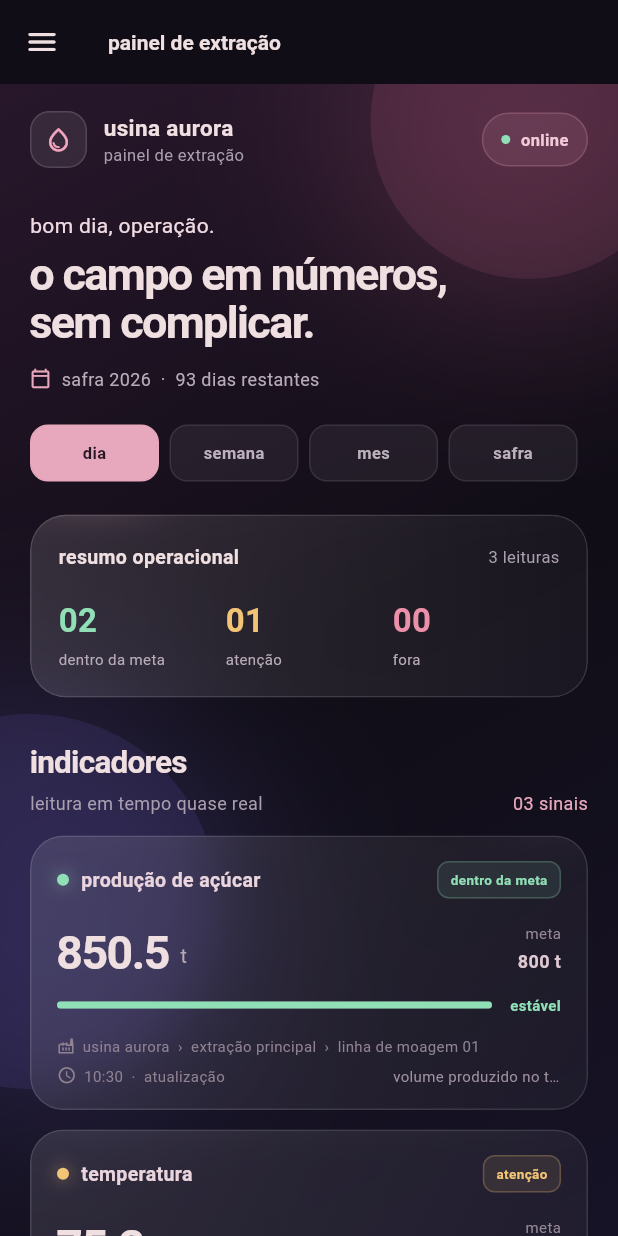
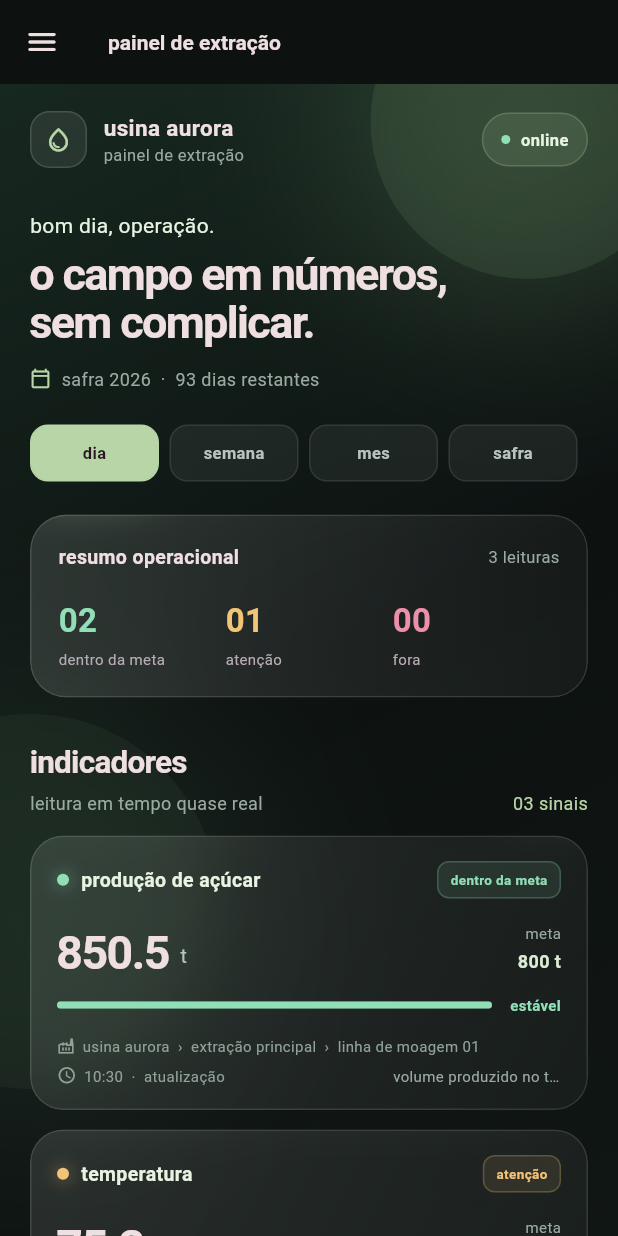
Before and after one commit to Paola5858/flutter, a Flutter app: the screen it shows after launch, on a phone screen of 412 x 824 dp. Run offline on Flutter 3.47's test engine with Material 3 defaults, Android fonts, the phone set to English and light mode, and no system bars; our stand-ins replace dio, equatable, flutter_bloc, flutter_secure_storage, freezed_annotation, get_it and 4 more; missing offline and left inert: workmanager; accounts and stored records are empty; Roboto replaces fonts that are missing (Arial).

Commit message:
feat(ui): implementar navegação de cadastros e ajustar paleta de cores
Adiciona a funcionalidade de navegação para a tela de cadastros a partir do menu principal do dashboard e realiza uma refatoração visual na paleta de cores para tons mais verdes e naturais, substituindo os tons de rosa/ameixa.

- Implementa `CadastroScreen` e o mapeamento de configurações em `cadastros.dart`
- Adiciona navegação via `Navigator.push` no `DashboardScreen`
- Atualiza o esquema de cores do tema e gradientes de fundo para tons de verde/grafite
- Ajusta cores de textos e ícones nos widgets de indicadores para melhor contraste com a nova paleta
- Remove o arquivo de notas de implementação desatualizado

```diff
--- /dev/null
+++ b/teste-mobile/usina_app/lib/cadastros.dart
@@ -0,0 +1,104 @@
+import 'package:flutter/material.dart';
+
+enum TipoCampo { texto, numero, seleciona }
+
+class CadastroCampo {
+  final String rotulo;
+  final TipoCampo tipo;
+  final List<String> opcoes;
+  final String dica;
+
+  const CadastroCampo(
+    this.rotulo,
+    this.tipo, {
+    this.opcoes = const [],
+    this.dica = '',
+  });
+}
+
+class CadastroConfig {
+  final String titulo;
+  final IconData icone;
+  final String subtitulo;
+  final List<CadastroCampo> campos;
+
+  const CadastroConfig({
+    required this.titulo,
+    required this.icone,
+    required this.subtitulo,
+    required this.campos,
+  });
+}
+
+const String usinaDemo = 'usina aurora';
+
+const Map<String, CadastroConfig> cadastros = {
+  'unidade': CadastroConfig(
+    titulo: 'unidade',
+    icone: Icons.account_tree_outlined,
+    subtitulo: 'cadastre uma unidade de processamento da usina.',
+    campos: [
+      CadastroCampo('nome', TipoCampo.texto, dica: 'ex.: extração principal'),
+      CadastroCampo('usina', TipoCampo.seleciona, opcoes: [usinaDemo]),
+    ],
+  ),
+  'setor': CadastroConfig(
+    titulo: 'setor',
+    icone: Icons.view_quilt_outlined,
+    subtitulo: 'organize a operação em setores de trabalho.',
+    campos: [
+      CadastroCampo('nome', TipoCampo.texto, dica: 'ex.: moagem'),
+      CadastroCampo('unidade', TipoCampo.seleciona, opcoes: [usinaDemo]),
+    ],
+  ),
+  'equipamento': CadastroConfig(
+    titulo: 'equipamento',
+    icone: Icons.precision_manufacturing_outlined,
+    subtitulo: 'registre um equipamento monitorado.',
+    campos: [
+      CadastroCampo('nome', TipoCampo.texto, dica: 'ex.: linha de moagem 01'),
+      CadastroCampo('unidade', TipoCampo.seleciona, opcoes: [usinaDemo]),
+    ],
+  ),
+  'indicador': CadastroConfig(
+    titulo: 'indicador',
+    icone: Icons.insights_rounded,
+    subtitulo: 'defina um indicador de desempenho.',
+    campos: [
+      CadastroCampo('nome', TipoCampo.texto, dica: 'ex.: produção de açúcar'),
+      CadastroCampo('descrição', TipoCampo.texto, dica: 'breve descrição do que mede'),
+      CadastroCampo('tipo de informação', TipoCampo.seleciona, opcoes: ['produção de açúcar', 'temperatura', 'umidade']),
+      CadastroCampo('meta (valor)', TipoCampo.numero),
+      CadastroCampo('comparação ideal', TipoCampo.seleciona, opcoes: ['maior é melhor', 'menor é melhor', 'faixa ideal']),
+    ],
+  ),
+  'funcionário': CadastroConfig(
+    titulo: 'funcionário',
+    icone: Icons.badge_outlined,
+    subtitulo: 'cadastre um membro da equipe.',
+    campos: [
+      CadastroCampo('nome', TipoCampo.texto, dica: 'ex.: maria silva'),
+      CadastroCampo('cargo', TipoCampo.texto, dica: 'ex.: operadora de moagem'),
+      CadastroCampo('unidade', TipoCampo.seleciona, opcoes: [usinaDemo]),
+    ],
+  ),
+  'tipo de medição': CadastroConfig(
+    titulo: 'tipo de medição',
+    icone: Icons.tune_rounded,
+    subtitulo: 'crie um tipo de medição e sua unidade.',
+    campos: [
+      CadastroCampo('nome', TipoCampo.texto, dica: 'ex.: umidade'),
+      CadastroCampo('símbolo da unidade', TipoCampo.texto, dica: 'ex.: %'),
+    ],
+  ),
+  'parâmetro': CadastroConfig(
+    titulo: 'parâmetro',
+    icone: Icons.settings_suggest_outlined,
+    subtitulo: 'configure um parâmetro de referência.',
+    campos: [
+      CadastroCampo('nome', TipoCampo.texto, dica: 'ex.: pressão ideal'),
+      CadastroCampo('valor de referência', TipoCampo.numero),
+      CadastroCampo('unidade', TipoCampo.seleciona, opcoes: ['t', '°c', '%']),
+    ],
+  ),
+};
--- a/teste-mobile/usina_app/lib/main.dart
+++ b/teste-mobile/usina_app/lib/main.dart
@@ -47,7 +47,7 @@ class UsinaApp extends StatelessWidget {
       title: 'usina aurora',
       theme: ThemeData(
         brightness: Brightness.dark,
-        scaffoldBackgroundColor: const Color(0xff100d16),
+        scaffoldBackgroundColor: const Color(0xff0d1211),
         colorScheme: ColorScheme.fromSeed(seedColor: rosa, brightness: Brightness.dark),
         fontFamily: 'Arial',
         useMaterial3: true,
--- a/teste-mobile/usina_app/lib/screens/dashboard_screen.dart
+++ b/teste-mobile/usina_app/lib/screens/dashboard_screen.dart
@@ -1,6 +1,8 @@
 import 'dart:ui';
 import 'package:flutter/material.dart';
+import '../cadastros.dart';
 import '../models/domain.dart';
+import '../screens/cadastro_screen.dart';
 import '../widgets/indicador_card.dart';
 
 class DashboardScreen extends StatefulWidget {
@@ -42,19 +44,14 @@ class _DashboardScreenState extends State<DashboardScreen> {
         backgroundColor: const Color(0xff111a17),
         child: _MenuPrincipal(
           itemSelecionado: itemSelecionado,
-          onItemSelected: (item) {
+        onItemSelected: (item) {
+          Navigator.of(context).pop();
+          final config = cadastros[item];
+          if (config != null) {
             setState(() => itemSelecionado = item);
-            Navigator.of(context).pop();
-            if (item != 'início') {
-              ScaffoldMessenger.of(context).showSnackBar(
-                SnackBar(
-                  content: Text('$item selecionado. em breve essa tela ganha vida.'),
-                  behavior: SnackBarBehavior.floating,
-                  backgroundColor: const Color(0xff203d32),
-                ),
-              );
-            }
-          },
+            Navigator.of(context).push(MaterialPageRoute(builder: (_) => CadastroScreen(config: config)));
+          }
+        },
         ),
       ),
       body: Stack(
@@ -82,9 +79,9 @@ class _DashboardScreenState extends State<DashboardScreen> {
                           const Column(crossAxisAlignment: CrossAxisAlignment.start, children: [
                             Text('indicadores', style: TextStyle(fontSize: 21, fontWeight: FontWeight.w600, letterSpacing: -.5)),
                             SizedBox(height: 4),
-                            Text('leitura em tempo quase real', style: TextStyle(color: Color(0xffa99eae), fontSize: 12)),
+                            Text('leitura em tempo quase real', style: TextStyle(color: Color(0xff9aa9a1), fontSize: 12)),
                           ]),
-                          Text('${medicoes.length.toString().padLeft(2, '0')} sinais', style: const TextStyle(color: Color(0xffe7a7bc), fontSize: 12)),
+                          Text('${medicoes.length.toString().padLeft(2, '0')} sinais', style: const TextStyle(color: Color(0xffb8d5a8), fontSize: 12)),
                         ],
                       ),
                       const SizedBox(height: 13),
@@ -292,11 +289,11 @@ class _AmbientBackground extends StatelessWidget {
   @override
   Widget build(BuildContext context) => Container(
         decoration: const BoxDecoration(
-          gradient: LinearGradient(begin: Alignment.topLeft, end: Alignment.bottomRight, colors: [Color(0xff28172b), Color(0xff100d16), Color(0xff171327)]),
+          gradient: LinearGradient(begin: Alignment.topLeft, end: Alignment.bottomRight, colors: [Color(0xff172820), Color(0xff0d1211), Color(0xff101614)]),
         ),
         child: Stack(children: [
-          Positioned(top: -80, right: -45, child: _Glow(size: 210, color: Color(0xffe36f9a))),
-          Positioned(top: 420, left: -105, child: _Glow(size: 250, color: Color(0xff7c6de5))),
+          Positioned(top: -80, right: -45, child: _Glow(size: 210, color: Color(0xff8bb77f))),
+          Positioned(top: 420, left: -105, child: _Glow(size: 250, color: Color(0xff456b4f))),
         ]),
       );
 }
@@ -314,11 +311,11 @@ class _TopBar extends StatelessWidget {
   const _TopBar({required this.safra});
   @override
   Widget build(BuildContext context) => Row(children: [
-        Container(width: 38, height: 38, decoration: BoxDecoration(color: Colors.white.withValues(alpha: .08), borderRadius: BorderRadius.circular(13), border: Border.all(color: Colors.white.withValues(alpha: .14))), child: const Icon(Icons.water_drop_outlined, size: 19, color: Color(0xfff2a5bd))),
+        Container(width: 38, height: 38, decoration: BoxDecoration(color: Colors.white.withValues(alpha: .08), borderRadius: BorderRadius.circular(13), border: Border.all(color: Colors.white.withValues(alpha: .14))), child: const Icon(Icons.water_drop_outlined, size: 19, color: Color(0xffb8d5a8))),
         const SizedBox(width: 11),
-        const Column(crossAxisAlignment: CrossAxisAlignment.start, children: [Text('usina aurora', style: TextStyle(fontSize: 15, fontWeight: FontWeight.w600)), Text('painel de extração', style: TextStyle(color: Color(0xffa99eae), fontSize: 11))]),
+        const Column(crossAxisAlignment: CrossAxisAlignment.start, children: [Text('usina aurora', style: TextStyle(fontSize: 15, fontWeight: FontWeight.w600)), Text('painel de extração', style: TextStyle(color: Color(0xff9aa9a1), fontSize: 11))]),
         const Spacer(),
-        Container(padding: const EdgeInsets.symmetric(horizontal: 12, vertical: 9), decoration: BoxDecoration(color: const Color(0xffe5a2bb).withValues(alpha: .12), borderRadius: BorderRadius.circular(20), border: Border.all(color: const Color(0xffe5a2bb).withValues(alpha: .22))), child: Row(children: [Container(width: 6, height: 6, decoration: const BoxDecoration(shape: BoxShape.circle, color: Color(0xff91dfb7))), const SizedBox(width: 7), Text('online', style: TextStyle(color: const Color(0xfff1c9d7), fontSize: 11, fontWeight: FontWeight.w600))])),
+        Container(padding: const EdgeInsets.symmetric(horizontal: 12, vertical: 9), decoration: BoxDecoration(color: const Color(0xffb8d5a8).withValues(alpha: .12), borderRadius: BorderRadius.circular(20), border: Border.all(color: const Color(0xffb8d5a8).withValues(alpha: .22))), child: Row(children: [Container(width: 6, height: 6, decoration: const BoxDecoration(shape: BoxShape.circle, color: Color(0xff91dfb7))), const SizedBox(width: 7), Text('online', style: TextStyle(color: const Color(0xffe8f3e2), fontSize: 11, fontWeight: FontWeight.w600))])),
       ]);
 }
 
@@ -327,11 +324,11 @@ class _Intro extends StatelessWidget {
   const _Intro({required this.safra});
   @override
   Widget build(BuildContext context) => Column(crossAxisAlignment: CrossAxisAlignment.start, children: [
-        const Text('bom dia, operação.', style: TextStyle(color: Color(0xfff0dbe3), fontSize: 14)),
+        const Text('bom dia, operação.', style: TextStyle(color: Color(0xffe8f3e2), fontSize: 14)),
         const SizedBox(height: 7),
         const Text('o campo em números,\nsem complicar.', style: TextStyle(fontSize: 30, height: 1.07, fontWeight: FontWeight.w600, letterSpacing: -1.1)),
         const SizedBox(height: 13),
-        Row(children: [const Icon(Icons.calendar_today_outlined, size: 14, color: Color(0xffe7a7bc)), const SizedBox(width: 7), Text('${safra.nomeSafra}  ·  ${safra.diasRestantes()} dias restantes', style: const TextStyle(color: Color(0xffb9acb8), fontSize: 12))]),
+        Row(children: [const Icon(Icons.calendar_today_outlined, size: 14, color: Color(0xffb8d5a8)), const SizedBox(width: 7), Text('${safra.nomeSafra}  ·  ${safra.diasRestantes()} dias restantes', style: const TextStyle(color: Color(0xff9aa9a1), fontSize: 12))]),
       ]);
 }
 
@@ -340,7 +337,7 @@ class _PeriodFilter extends StatelessWidget {
   final ValueChanged<TipoPeriodo> onChanged;
   const _PeriodFilter({required this.value, required this.onChanged});
   @override
-  Widget build(BuildContext context) => Row(children: TipoPeriodo.values.map((item) => Expanded(child: Padding(padding: const EdgeInsets.only(right: 7), child: GestureDetector(onTap: () => onChanged(item), child: AnimatedContainer(duration: const Duration(milliseconds: 200), padding: const EdgeInsets.symmetric(vertical: 10), decoration: BoxDecoration(color: value == item ? const Color(0xffe7a7bc) : Colors.white.withValues(alpha: .06), borderRadius: BorderRadius.circular(12), border: Border.all(color: value == item ? const Color(0xffe7a7bc) : Colors.white.withValues(alpha: .09))), child: Center(child: Text(item.name, style: TextStyle(fontSize: 11, fontWeight: FontWeight.w600, color: value == item ? const Color(0xff261722) : const Color(0xffbdb0bd))))))))).toList());
+  Widget build(BuildContext context) => Row(children: TipoPeriodo.values.map((item) => Expanded(child: Padding(padding: const EdgeInsets.only(right: 7), child: GestureDetector(onTap: () => onChanged(item), child: AnimatedContainer(duration: const Duration(milliseconds: 200), padding: const EdgeInsets.symmetric(vertical: 10), decoration: BoxDecoration(color: value == item ? const Color(0xffb8d5a8) : Colors.white.withValues(alpha: .06), borderRadius: BorderRadius.circular(12), border: Border.all(color: value == item ? const Color(0xffb8d5a8) : Colors.white.withValues(alpha: .09))), child: Center(child: Text(item.name, style: TextStyle(fontSize: 11, fontWeight: FontWeight.w600, color: value == item ? const Color(0xff261722) : const Color(0xffb7c3bd))))))))).toList());
 }
 
 class _SummaryCard extends StatelessWidget {
@@ -348,7 +345,7 @@ class _SummaryCard extends StatelessWidget {
   final int total;
   const _SummaryCard({required this.resumo, required this.total});
   @override
-  Widget build(BuildContext context) => ClipRRect(borderRadius: BorderRadius.circular(24), child: BackdropFilter(filter: ImageFilter.blur(sigmaX: 18, sigmaY: 18), child: Container(padding: const EdgeInsets.all(18), decoration: BoxDecoration(gradient: LinearGradient(colors: [Colors.white.withValues(alpha: .12), Colors.white.withValues(alpha: .035)]), borderRadius: BorderRadius.circular(24), border: Border.all(color: Colors.white.withValues(alpha: .13))), child: Column(crossAxisAlignment: CrossAxisAlignment.start, children: [Row(children: [const Text('resumo operacional', style: TextStyle(fontSize: 13, fontWeight: FontWeight.w600)), const Spacer(), Text('$total leituras', style: const TextStyle(color: Color(0xffa99eae), fontSize: 11))]), const SizedBox(height: 17), Row(children: [_StatusPill(label: 'dentro da meta', value: resumo[StatusIndicador.dentroMeta] ?? 0, color: const Color(0xff91dfb7)), _StatusPill(label: 'atenção', value: resumo[StatusIndicador.atencao] ?? 0, color: const Color(0xfff2c476)), _StatusPill(label: 'fora', value: resumo[StatusIndicador.foraMeta] ?? 0, color: const Color(0xffec8fa9))])]))));
+  Widget build(BuildContext context) => ClipRRect(borderRadius: BorderRadius.circular(24), child: BackdropFilter(filter: ImageFilter.blur(sigmaX: 18, sigmaY: 18), child: Container(padding: const EdgeInsets.all(18), decoration: BoxDecoration(gradient: LinearGradient(colors: [Colors.white.withValues(alpha: .12), Colors.white.withValues(alpha: .035)]), borderRadius: BorderRadius.circular(24), border: Border.all(color: Colors.white.withValues(alpha: .13))), child: Column(crossAxisAlignment: CrossAxisAlignment.start, children: [Row(children: [const Text('resumo operacional', style: TextStyle(fontSize: 13, fontWeight: FontWeight.w600)), const Spacer(), Text('$total leituras', style: const TextStyle(color: Color(0xff9aa9a1), fontSize: 11))]), const SizedBox(height: 17), Row(children: [_StatusPill(label: 'dentro da meta', value: resumo[StatusIndicador.dentroMeta] ?? 0, color: const Color(0xff91dfb7)), _StatusPill(label: 'atenção', value: resumo[StatusIndicador.atencao] ?? 0, color: const Color(0xfff2c476)), _StatusPill(label: 'fora', value: resumo[StatusIndicador.foraMeta] ?? 0, color: const Color(0xffec8fa9))])]))));
 }
 
 class _StatusPill extends StatelessWidget {
--- a/teste-mobile/usina_app/lib/widgets/indicador_card.dart
+++ b/teste-mobile/usina_app/lib/widgets/indicador_card.dart
@@ -26,23 +26,23 @@ class IndicadorCard extends StatelessWidget {
             Row(children: [
               Container(width: 8, height: 8, decoration: BoxDecoration(shape: BoxShape.circle, color: color, boxShadow: [BoxShadow(color: color.withValues(alpha: .6), blurRadius: 9)])),
               const SizedBox(width: 8),
-              Expanded(child: Text(indicador.nome, style: const TextStyle(color: Color(0xffead4dd), fontSize: 13, fontWeight: FontWeight.w600))),
+              Expanded(child: Text(indicador.nome, style: const TextStyle(color: Color(0xffe8f3e2), fontSize: 13, fontWeight: FontWeight.w600))),
               _StatusTag(status: status, color: color),
             ]),
             const SizedBox(height: 16),
             Row(crossAxisAlignment: CrossAxisAlignment.end, children: [
               Text(medicao.valor.toStringAsFixed(1), style: const TextStyle(fontSize: 31, height: .9, fontWeight: FontWeight.w600, letterSpacing: -1)),
               const SizedBox(width: 7),
-              Padding(padding: const EdgeInsets.only(bottom: 2), child: Text(indicador.tipoInformacao.unidadeMedida.simbolo, style: const TextStyle(color: Color(0xffbba8b7), fontSize: 13))),
+              Padding(padding: const EdgeInsets.only(bottom: 2), child: Text(indicador.tipoInformacao.unidadeMedida.simbolo, style: const TextStyle(color: Color(0xffb7c3bd), fontSize: 13))),
               const Spacer(),
-              Column(crossAxisAlignment: CrossAxisAlignment.end, children: [const Text('meta', style: TextStyle(color: Color(0xff968997), fontSize: 10)), const SizedBox(height: 3), Text('${indicador.metaValor.toStringAsFixed(0)} ${indicador.tipoInformacao.unidadeMedida.simbolo}', style: const TextStyle(color: Color(0xffdec8d2), fontSize: 12, fontWeight: FontWeight.w600))]),
+              Column(crossAxisAlignment: CrossAxisAlignment.end, children: [const Text('meta', style: TextStyle(color: Color(0xff9aa9a1), fontSize: 10)), const SizedBox(height: 3),               Text('${indicador.metaValor.toStringAsFixed(0)} ${indicador.tipoInformacao.unidadeMedida.simbolo}', style: const TextStyle(color: Color(0xffdcebd5), fontSize: 12, fontWeight: FontWeight.w600))]),
             ]),
             const SizedBox(height: 14),
             Row(children: [Expanded(child: ClipRRect(borderRadius: BorderRadius.circular(10), child: LinearProgressIndicator(value: _progress, minHeight: 5, backgroundColor: Colors.white.withValues(alpha: .08), valueColor: AlwaysStoppedAnimation(color)))), const SizedBox(width: 12), Text(_statusLabel(status), style: TextStyle(color: color, fontSize: 10, fontWeight: FontWeight.w600))]),
             const SizedBox(height: 13),
-            Row(children: [const Icon(Icons.factory_outlined, size: 12, color: Color(0xff8f8291)), const SizedBox(width: 5), Expanded(child: Text('${medicao.equipamento.unidade.usina.nome}  ›  ${medicao.equipamento.unidade.nome}  ›  ${medicao.equipamento.nome}', overflow: TextOverflow.ellipsis, style: const TextStyle(color: Color(0xff8f8291), fontSize: 10)))]),
+            Row(children: [const Icon(Icons.factory_outlined, size: 12, color: Color(0xff90a198)), const SizedBox(width: 5), Expanded(child: Text('${medicao.equipamento.unidade.usina.nome}  ›  ${medicao.equipamento.unidade.nome}  ›  ${medicao.equipamento.nome}', overflow: TextOverflow.ellipsis, style: const TextStyle(color: Color(0xff90a198), fontSize: 10)))]),
             const SizedBox(height: 6),
-            Row(children: [const Icon(Icons.schedule_outlined, size: 13, color: Color(0xff8f8291)), const SizedBox(width: 5), Text(_formatDate(medicao.data), style: const TextStyle(color: Color(0xff8f8291), fontSize: 10)), const Spacer(), Flexible(child: Text(indicador.descricao, overflow: TextOverflow.ellipsis, style: const TextStyle(color: Color(0xff9f919f), fontSize: 10)))]),
+            Row(children: [const Icon(Icons.schedule_outlined, size: 13, color: Color(0xff90a198)), const SizedBox(width: 5), Text(_formatDate(medicao.data), style: const TextStyle(color: Color(0xff90a198), fontSize: 10)), const Spacer(), Flexible(child: Text(indicador.descricao, overflow: TextOverflow.ellipsis, style: const TextStyle(color: Color(0xff9aa9a1), fontSize: 10)))]),
           ]),
         ),
       ),
```
Also changed, not shown: teste-mobile/usina_app/lib/screens/cadastro_screen.dart (added, +260 -0 lines), 1 other file.
